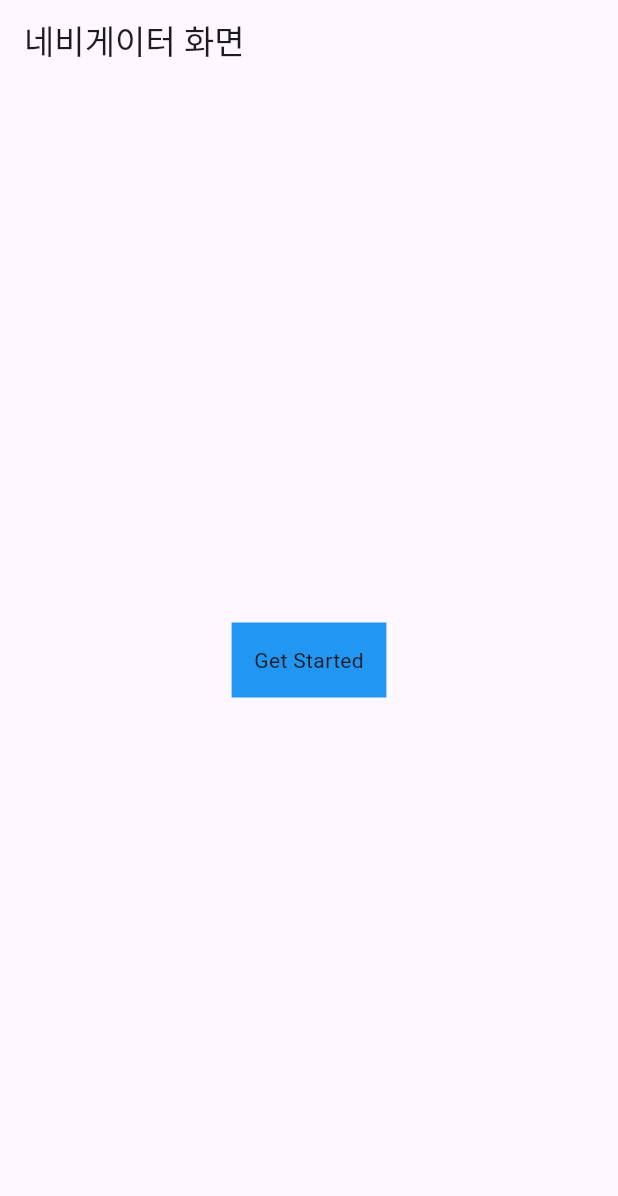
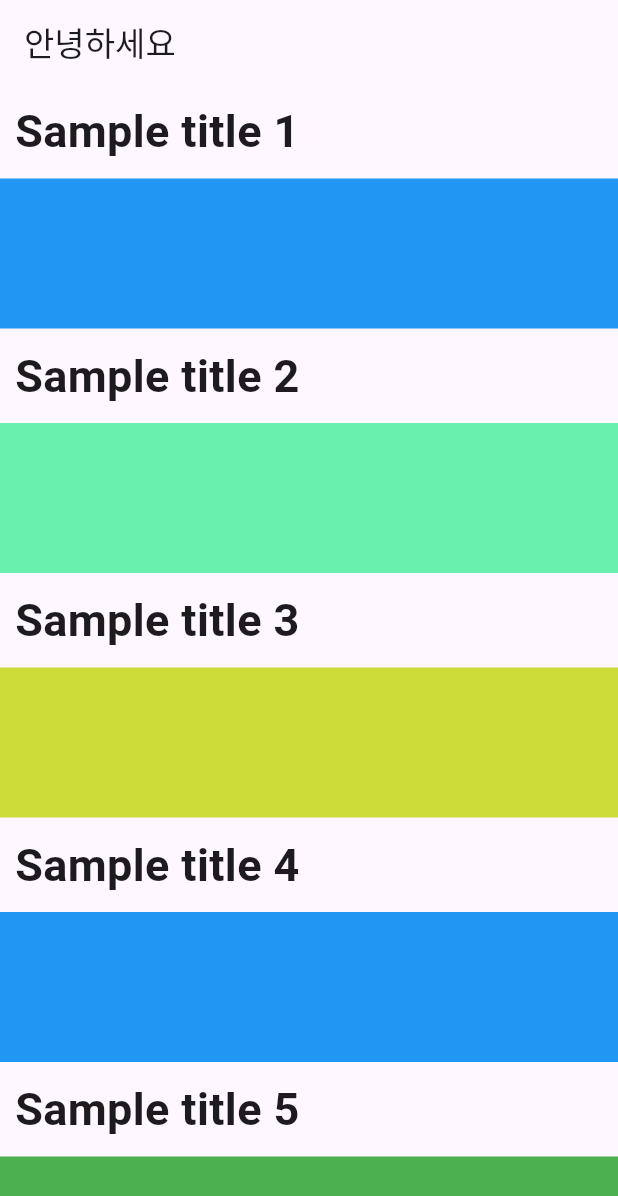
Before and after one commit to Bigbrushh/flutter_repository, a Flutter app: the screen it shows after launch, on a phone screen of 412 x 824 dp. Shown: the top 1196 px of the screen. Run offline on Flutter 3.47's test engine with Material 3 defaults, Android fonts, the phone set to English and light mode, and no system bars.

Commit message:
리스트뷰

```diff
--- /dev/null
+++ b/lib/listview.dart
@@ -0,0 +1,85 @@
+import 'package:flutter/material.dart';
+
+
+class MyHomePage extends StatefulWidget {
+  const MyHomePage({super.key});
+
+  @override
+  State<MyHomePage> createState() => _MyHomePageState();
+}
+
+class _MyHomePageState extends State<MyHomePage> {
+
+  final postList = [
+    {
+      "title" : "Sample title 1" ,
+      "color" : Colors.blue
+    },
+    {
+      "title" : "Sample title 2" ,
+      "color" : Colors.greenAccent
+    },
+    {
+      "title" : "Sample title 3" ,
+      "color" : Colors.lime
+    },
+    {
+      "title" : "Sample title 4" ,
+      "color" : Colors.blue
+    },
+    {
+      "title" : "Sample title 5" ,
+      "color" : Colors.green
+    },
+    {
+      "title" : "Sample title 6" ,
+      "color" : Colors.yellow
+    },
+    {
+      "title" : "Sample title 7" ,
+      "color" : Colors.red
+    },
+  ];
+
+  @override
+  Widget build(BuildContext context) {
+    return Scaffold(
+        appBar: AppBar(
+          title: const Text("안녕하세요"),
+        ),
+        body: ListView.builder(
+            itemCount: postList.length,
+            itemBuilder: (BuildContext con, int index)  {
+              return postContainer(
+                  title: postList[index]["title"] as String,
+                  colorData: postList[index]["color"] as Color
+              );
+            }
+        )
+    );
+  }
+
+  Widget postContainer({String title = '', Color colorData = Colors.red}) {
+    return Column(
+      crossAxisAlignment: CrossAxisAlignment.start,
+      children: [
+        Container(
+          padding: const EdgeInsets.all(10),
+          child: Text(
+            title,
+            style: const TextStyle(
+                fontSize: 30,
+                fontWeight: FontWeight.bold
+            ),
+          ),
+        ),
+        Container(
+          width: MediaQuery.of(context).size.width,
+          height: 100,
+          color: colorData,
+        )
+      ],
+    );
+  }
+
+}
--- a/lib/main.dart
+++ b/lib/main.dart
@@ -1,5 +1,5 @@
 import 'package:flutter/material.dart';
-import 'navigator.dart';
+import 'listview.dart';
 
 void main() {
   runApp(const MyApp());
```
